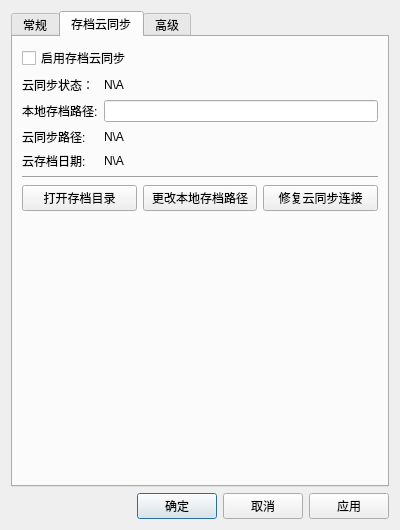
This is ui/AttributesW.ui in cfwnico/cfwGameLauncher as Qt 5 draws it before an edit. The edited form follows.
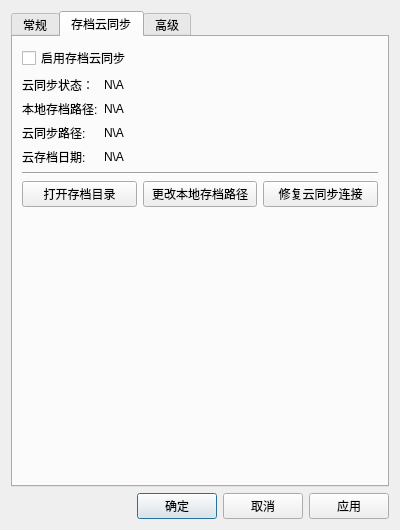
This is the edited form. The open tabs and pages were chosen to show the change.

Patch:
```diff
--- a/ui/AttributesW.ui
+++ b/ui/AttributesW.ui
@@ -338,6 +338,9 @@
            <property name="text">
             <string>N\A</string>
            </property>
+           <property name="wordWrap">
+            <bool>true</bool>
+           </property>
           </widget>
          </item>
          <item row="1" column="1">
@@ -354,9 +357,6 @@
            </property>
           </widget>
          </item>
-         <item row="2" column="1">
-          <widget class="QLineEdit" name="savedata_edit"/>
-         </item>
          <item row="4" column="0">
           <widget class="QLabel" name="label_12">
            <property name="text">
@@ -389,6 +389,22 @@
            </item>
           </layout>
          </item>
+         <item row="2" column="1">
+          <widget class="QLabel" name="savedata_label">
+           <property name="sizePolicy">
+            <sizepolicy hsizetype="Expanding" vsizetype="Fixed">
+             <horstretch>0</horstretch>
+             <verstretch>0</verstretch>
+            </sizepolicy>
+           </property>
+           <property name="text">
+            <string>N\A</string>
+           </property>
+           <property name="wordWrap">
+            <bool>true</bool>
+           </property>
+          </widget>
+         </item>
         </layout>
        </item>
       </layout>
```
